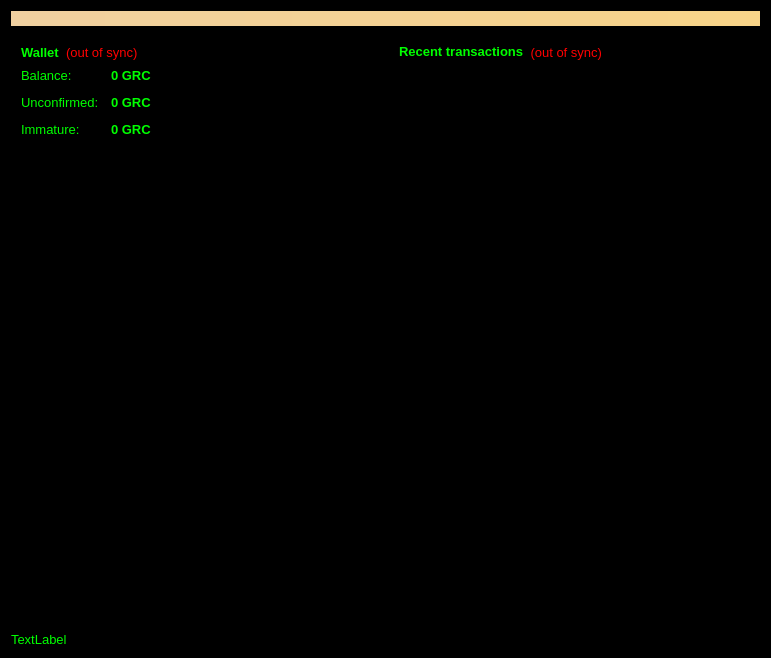
The window that src/qt/forms/overviewpage.ui (gridcoin/Gridcoin-master) describes before a commit, drawn with Qt 5.
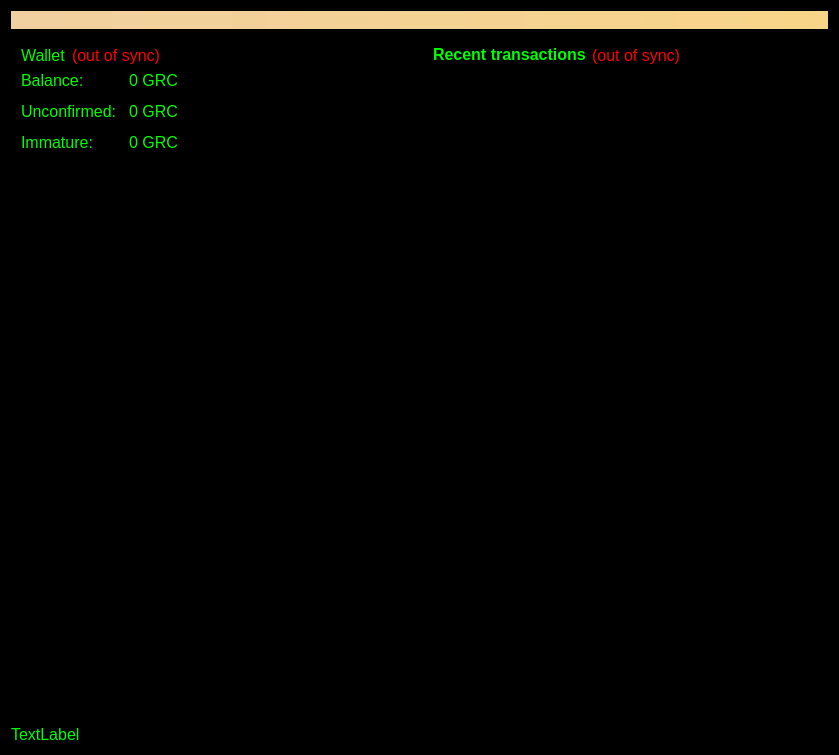
The same window after the commit.

What changed in the file:
```diff
--- a/src/qt/forms/overviewpage.ui
+++ b/src/qt/forms/overviewpage.ui
@@ -6,8 +6,8 @@
    <rect>
     <x>0</x>
     <y>0</y>
-    <width>771</width>
-    <height>658</height>
+    <width>839</width>
+    <height>755</height>
    </rect>
   </property>
   <property name="palette">
@@ -25,9 +25,9 @@
      <colorrole role="Button">
       <brush brushstyle="SolidPattern">
        <color alpha="255">
-        <red>170</red>
-        <green>255</green>
-        <blue>127</blue>
+        <red>0</red>
+        <green>85</green>
+        <blue>0</blue>
        </color>
       </brush>
      </colorrole>
@@ -72,14 +72,14 @@
        <color alpha="255">
         <red>0</red>
         <green>255</green>
-        <blue>127</blue>
+        <blue>0</blue>
        </color>
       </brush>
      </colorrole>
      <colorrole role="BrightText">
       <brush brushstyle="SolidPattern">
        <color alpha="255">
-        <red>255</red>
+        <red>0</red>
         <green>255</green>
         <blue>0</blue>
        </color>
@@ -89,7 +89,7 @@
       <brush brushstyle="SolidPattern">
        <color alpha="255">
         <red>0</red>
-        <green>197</green>
+        <green>255</green>
         <blue>0</blue>
        </color>
       </brush>
@@ -97,9 +97,9 @@
      <colorrole role="Base">
       <brush brushstyle="SolidPattern">
        <color alpha="255">
-        <red>12</red>
-        <green>12</green>
-        <blue>12</blue>
+        <red>0</red>
+        <green>0</green>
+        <blue>0</blue>
        </color>
       </brush>
      </colorrole>
@@ -121,6 +121,15 @@
        </color>
       </brush>
      </colorrole>
+     <colorrole role="Highlight">
+      <brush brushstyle="SolidPattern">
+       <color alpha="255">
+        <red>51</red>
+        <green>153</green>
+        <blue>255</blue>
+       </color>
+      </brush>
+     </colorrole>
      <colorrole role="HighlightedText">
       <brush brushstyle="SolidPattern">
        <color alpha="255">
@@ -151,9 +160,9 @@
      <colorrole role="AlternateBase">
       <brush brushstyle="SolidPattern">
        <color alpha="255">
-        <red>127</red>
-        <green>212</green>
-        <blue>255</blue>
+        <red>20</red>
+        <green>29</green>
+        <blue>8</blue>
        </color>
       </brush>
      </colorrole>
@@ -198,9 +207,9 @@
      <colorrole role="Button">
       <brush brushstyle="SolidPattern">
        <color alpha="255">
-        <red>170</red>
-        <green>255</green>
-        <blue>127</blue>
+        <red>0</red>
+        <green>85</green>
+        <blue>0</blue>
        </color>
       </brush>
      </colorrole>
@@ -245,14 +254,14 @@
        <color alpha="255">
         <red>0</red>
         <green>255</green>
-        <blue>127</blue>
+        <blue>0</blue>
        </color>
       </brush>
      </colorrole>
      <colorrole role="BrightText">
       <brush brushstyle="SolidPattern">
        <color alpha="255">
-        <red>255</red>
+        <red>0</red>
         <green>255</green>
         <blue>0</blue>
        </color>
@@ -262,7 +271,7 @@
       <brush brushstyle="SolidPattern">
        <color alpha="255">
         <red>0</red>
-        <green>197</green>
+        <green>255</green>
         <blue>0</blue>
        </color>
       </brush>
@@ -270,9 +279,9 @@
      <colorrole role="Base">
       <brush brushstyle="SolidPattern">
        <color alpha="255">
-        <red>12</red>
-        <green>12</green>
-        <blue>12</blue>
+        <red>0</red>
+        <green>0</green>
+        <blue>0</blue>
        </color>
       </brush>
      </colorrole>
@@ -294,6 +303,15 @@
        </color>
       </brush>
      </colorrole>
+     <colorrole role="Highlight">
+      <brush brushstyle="SolidPattern">
+       <color alpha="255">
+        <red>0</red>
+        <green>0</green>
+        <blue>0</blue>
+       </color>
+      </brush>
+     </colorrole>
      <colorrole role="HighlightedText">
       <brush brushstyle="SolidPattern">
        <color alpha="255">
@@ -324,9 +342,9 @@
      <colorrole role="AlternateBase">
       <brush brushstyle="SolidPattern">
        <color alpha="255">
-        <red>127</red>
-        <green>212</green>
-        <blue>255</blue>
+        <red>20</red>
+        <green>29</green>
+        <blue>8</blue>
        </color>
       </brush>
      </colorrole>
@@ -363,17 +381,17 @@
       <brush brushstyle="SolidPattern">
        <color alpha="255">
         <red>0</red>
-        <green>0</green>
-        <blue>127</blue>
+        <green>255</green>
+        <blue>0</blue>
        </color>
       </brush>
      </colorrole>
      <colorrole role="Button">
       <brush brushstyle="SolidPattern">
        <color alpha="255">
-        <red>170</red>
-        <green>255</green>
-        <blue>127</blue>
+        <red>0</red>
+        <green>85</green>
+        <blue>0</blue>
        </color>
       </brush>
      </colorrole>
@@ -417,15 +435,15 @@
       <brush brushstyle="SolidPattern">
        <color alpha="255">
         <red>0</red>
-        <green>0</green>
-        <blue>127</blue>
+        <green>255</green>
+        <blue>0</blue>
        </color>
       </brush>
      </colorrole>
      <colorrole role="BrightText">
       <brush brushstyle="SolidPattern">
        <color alpha="255">
-        <red>255</red>
+        <red>0</red>
         <green>255</green>
         <blue>0</blue>
        </color>
@@ -435,8 +453,8 @@
       <brush brushstyle="SolidPattern">
        <color alpha="255">
         <red>0</red>
-        <green>0</green>
-        <blue>127</blue>
+        <green>255</green>
+        <blue>0</blue>
        </color>
       </brush>
      </colorrole>
@@ -467,6 +485,15 @@
        </color>
       </brush>
      </colorrole>
+     <colorrole role="Highlight">
+      <brush brushstyle="SolidPattern">
+       <color alpha="255">
+        <red>51</red>
+        <green>153</green>
+        <blue>255</blue>
+       </color>
+      </brush>
+     </colorrole>
      <colorrole role="HighlightedText">
       <brush brushstyle="SolidPattern">
        <color alpha="255">
@@ -497,9 +524,9 @@
      <colorrole role="AlternateBase">
       <brush brushstyle="SolidPattern">
        <color alpha="255">
-        <red>0</red>
-        <green>170</green>
-        <blue>255</blue>
+        <red>20</red>
+        <green>29</green>
+        <blue>8</blue>
        </color>
       </brush>
      </colorrole>
@@ -536,7 +563,7 @@
   <property name="font">
    <font>
     <family>MS UI Gothic</family>
-    <pointsize>10</pointsize>
+    <pointsize>12</pointsize>
    </font>
   </property>
   <property name="windowTitle">
@@ -548,6 +575,9 @@
   <property name="autoFillBackground">
    <bool>true</bool>
   </property>
+  <property name="styleSheet">
+   <string notr="true"/>
+  </property>
   <layout class="QVBoxLayout" name="topLayout">
    <item>
     <widget class="QLabel" name="labelAlerts">
@@ -584,10 +614,12 @@
              <widget class="QLabel" name="label_5">
               <property name="font">
                <font>
-                <weight>75</weight>
-                <bold>true</bold>
+                <family>MS UI Gothic</family>
                </font>
               </property>
+              <property name="autoFillBackground">
+               <bool>false</bool>
+              </property>
               <property name="text">
                <string>Wallet</string>
               </property>
@@ -598,6 +630,9 @@
               <property name="toolTip">
                <string>The displayed information may be out of date. Your wallet automatically synchronizes with the Litecoin network after a connection is established, but this process has not completed yet.</string>
               </property>
+              <property name="autoFillBackground">
+               <bool>false</bool>
+              </property>
               <property name="styleSheet">
                <string notr="true">QLabel { color: red; }</string>
               </property>
@@ -637,6 +672,9 @@
             </property>
             <item row="0" column="0">
              <widget class="QLabel" name="label">
+              <property name="autoFillBackground">
+               <bool>false</bool>
+              </property>
               <property name="text">
                <string>Balance:</string>
               </property>
@@ -646,8 +684,7 @@
              <widget class="QLabel" name="labelBalance">
               <property name="font">
                <font>
-                <weight>75</weight>
-                <bold>true</bold>
+                <family>MS UI Gothic</family>
                </font>
               </property>
               <property name="cursor">
@@ -656,6 +693,9 @@
               <property name="toolTip">
                <string>Your current balance</string>
               </property>
+              <property name="autoFillBackground">
+               <bool>false</bool>
+              </property>
               <property name="text">
                <string notr="true">0 GRC</string>
               </property>
@@ -666,6 +706,9 @@
             </item>
             <item row="1" column="0">
              <widget class="QLabel" name="label_3">
+              <property name="autoFillBackground">
+               <bool>false</bool>
+              </property>
               <property name="text">
                <string>Unconfirmed:</string>
               </property>
@@ -675,8 +718,7 @@
              <widget class="QLabel" name="labelUnconfirmed">
               <property name="font">
                <font>
-                <weight>75</weight>
-                <bold>true</bold>
+                <family>MS UI Gothic</family>
                </font>
               </property>
               <property name="cursor">
@@ -685,6 +727,9 @@
               <property name="toolTip">
                <string>Total of transactions that have yet to be confirmed, and do not yet count toward the current balance</string>
               </property>
+              <property name="autoFillBackground">
+               <bool>false</bool>
+              </property>
               <property name="text">
                <string notr="true">0 GRC</string>
               </property>
@@ -695,6 +740,9 @@
             </item>
             <item row="2" column="0">
              <widget class="QLabel" name="labelImmatureText">
+              <property name="autoFillBackground">
+               <bool>false</bool>
+              </property>
               <property name="text">
                <string>Immature:</string>
               </property>
@@ -704,13 +752,15 @@
              <widget class="QLabel" name="labelImmature">
               <property name="font">
                <font>
-                <weight>75</weight>
-                <bold>true</bold>
+                <family>MS UI Gothic</family>
                </font>
               </property>
               <property name="toolTip">
                <string>Mined balance that has not yet matured</string>
               </property>
+              <property name="autoFillBackground">
+               <bool>false</bool>
+              </property>
               <property name="text">
                <string notr="true">0 GRC</string>
               </property>
@@ -751,7 +801,7 @@
        <item>
         <widget class="QFrame" name="frame_2">
          <property name="autoFillBackground">
-          <bool>true</bool>
+          <bool>false</bool>
          </property>
          <property name="frameShape">
           <enum>QFrame::StyledPanel</enum>
@@ -764,6 +814,9 @@
            <layout class="QHBoxLayout" name="horizontalLayout_2">
             <item>
              <widget class="QLabel" name="label_4">
+              <property name="autoFillBackground">
+               <bool>false</bool>
+              </property>
               <property name="text">
                <string>&lt;b&gt;Recent transactions&lt;/b&gt;</string>
               </property>
@@ -774,6 +827,9 @@
               <property name="toolTip">
                <string>The displayed information may be out of date. Your wallet automatically synchronizes with the Litecoin network after a connection is established, but this process has not completed yet.</string>
               </property>
+              <property name="autoFillBackground">
+               <bool>false</bool>
+              </property>
               <property name="styleSheet">
                <string notr="true">QLabel { color: red; }</string>
               </property>
@@ -805,6 +861,15 @@
             <property name="palette">
              <palette>
               <active>
+               <colorrole role="WindowText">
+                <brush brushstyle="SolidPattern">
+                 <color alpha="255">
+                  <red>0</red>
+                  <green>255</green>
+                  <blue>0</blue>
+                 </color>
+                </brush>
+               </colorrole>
                <colorrole role="Button">
                 <brush brushstyle="SolidPattern">
                  <color alpha="0">
@@ -814,12 +879,30 @@
                  </color>
                 </brush>
                </colorrole>
+               <colorrole role="Text">
+                <brush brushstyle="SolidPattern">
+                 <color alpha="255">
+                  <red>0</red>
+                  <green>255</green>
+                  <blue>0</blue>
+                 </color>
+                </brush>
+               </colorrole>
+               <colorrole role="ButtonText">
+                <brush brushstyle="SolidPattern">
+                 <color alpha="255">
+                  <red>0</red>
+                  <green>255</green>
+                  <blue>0</blue>
+                 </color>
+                </brush>
+               </colorrole>
                <colorrole role="Base">
-                <brush brushstyle="SolidPattern">
+                <brush brushstyle="NoBrush">
                  <color alpha="255">
-                  <red>2</red>
-                  <green>7</green>
-                  <blue>3</blue>
+                  <red>0</red>
+                  <green>0</green>
+                  <blue>0</blue>
                  </color>
                 </brush>
                </colorrole>
@@ -834,6 +917,15 @@
                </colorrole>
               </active>
               <inactive>
+               <colorrole role="WindowText">
+                <brush brushstyle="SolidPattern">
+                 <color alpha="255">
+                  <red>0</red>
+                  <green>255</green>
+                  <blue>0</blue>
+                 </color>
+                </brush>
+               </colorrole>
                <colorrole role="Button">
                 <brush brushstyle="SolidPattern">
                  <color alpha="0">
@@ -843,12 +935,30 @@
                  </color>
                 </brush>
                </colorrole>
+               <colorrole role="Text">
+                <brush brushstyle="SolidPattern">
+                 <color alpha="255">
+                  <red>0</red>
+                  <green>255</green>
+                  <blue>0</blue>
+                 </color>
+                </brush>
+               </colorrole>
+               <colorrole role="ButtonText">
+                <brush brushstyle="SolidPattern">
+                 <color alpha="255">
+                  <red>0</red>
+                  <green>255</green>
+                  <blue>0</blue>
+                 </color>
+                </brush>
+               </colorrole>
                <colorrole role="Base">
-                <brush brushstyle="SolidPattern">
+                <brush brushstyle="NoBrush">
                  <color alpha="255">
-                  <red>2</red>
-                  <green>7</green>
-                  <blue>3</blue>
+                  <red>0</red>
+                  <green>0</green>
+                  <blue>0</blue>
                  </color>
                 </brush>
                </colorrole>
@@ -863,6 +973,15 @@
                </colorrole>
               </inactive>
               <disabled>
+               <colorrole role="WindowText">
+                <brush brushstyle="SolidPattern">
+                 <color alpha="255">
+                  <red>0</red>
+                  <green>255</green>
+                  <blue>0</blue>
+                 </color>
+                </brush>
+               </colorrole>
                <colorrole role="Button">
                 <brush brushstyle="SolidPattern">
                  <color alpha="0">
@@ -872,8 +991,26 @@
                  </color>
                 </brush>
                </colorrole>
+               <colorrole role="Text">
+                <brush brushstyle="SolidPattern">
+                 <color alpha="255">
+                  <red>0</red>
+                  <green>255</green>
+                  <blue>0</blue>
+                 </color>
+                </brush>
+               </colorrole>
+               <colorrole role="ButtonText">
+                <brush brushstyle="SolidPattern">
+                 <color alpha="255">
+                  <red>0</red>
+                  <green>255</green>
+                  <blue>0</blue>
+                 </color>
+                </brush>
+               </colorrole>
                <colorrole role="Base">
-                <brush brushstyle="SolidPattern">
+                <brush brushstyle="NoBrush">
                  <color alpha="255">
                   <red>0</red>
                   <green>0</green>
@@ -897,7 +1034,7 @@
              <bool>true</bool>
             </property>
             <property name="styleSheet">
-             <string notr="true">QListView { background: transparent; }</string>
+             <string notr="true">QListView { background: transparent; } color:#00FF00;</string>
             </property>
             <property name="frameShape">
              <enum>QFrame::NoFrame</enum>
```
